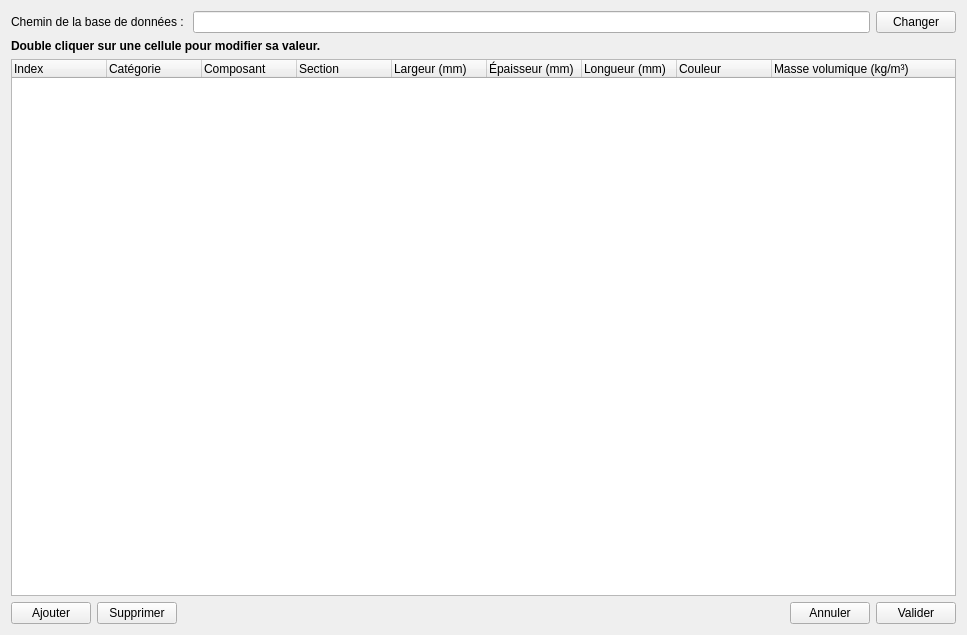
Above: freecad/workbench_gespal3d/resources/ui/component_manager-gespal3d.ui from j-wiedemann/gespal_3d_release before the change. Below: the same form after it.
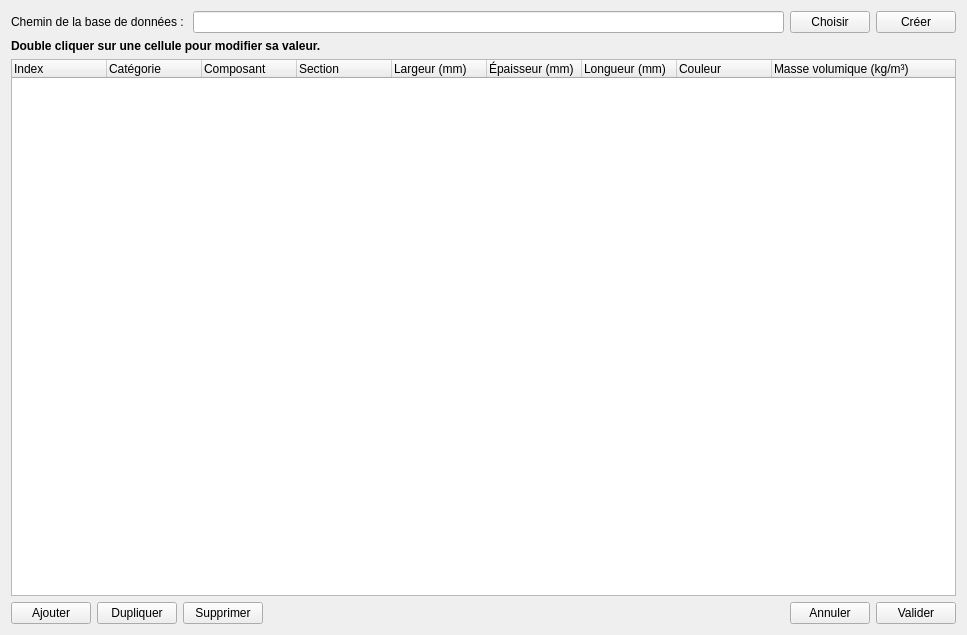
That is the form after the change.

Commit message: AJout UI manager de composant

Diff of the .ui file:
```diff
--- a/freecad/workbench_gespal3d/resources/ui/component_manager-gespal3d.ui
+++ b/freecad/workbench_gespal3d/resources/ui/component_manager-gespal3d.ui
@@ -42,7 +42,14 @@
      <item>
       <widget class="QPushButton" name="pushButtonDBPath">
        <property name="text">
-        <string>Changer</string>
+        <string>Choisir</string>
+       </property>
+      </widget>
+     </item>
+     <item>
+      <widget class="QPushButton" name="pushButton_createDB">
+       <property name="text">
+        <string>Créer</string>
        </property>
       </widget>
      </item>
@@ -206,6 +213,13 @@
        </property>
       </widget>
      </item>
+     <item>
+      <widget class="QPushButton" name="pushButtonDuplicate">
+       <property name="text">
+        <string>Dupliquer</string>
+       </property>
+      </widget>
+     </item>
      <item>
       <widget class="QPushButton" name="pushButtonDel">
        <property name="toolTip">
```
Left out of the diff: 2 changed lines with no effect on the pictures.
